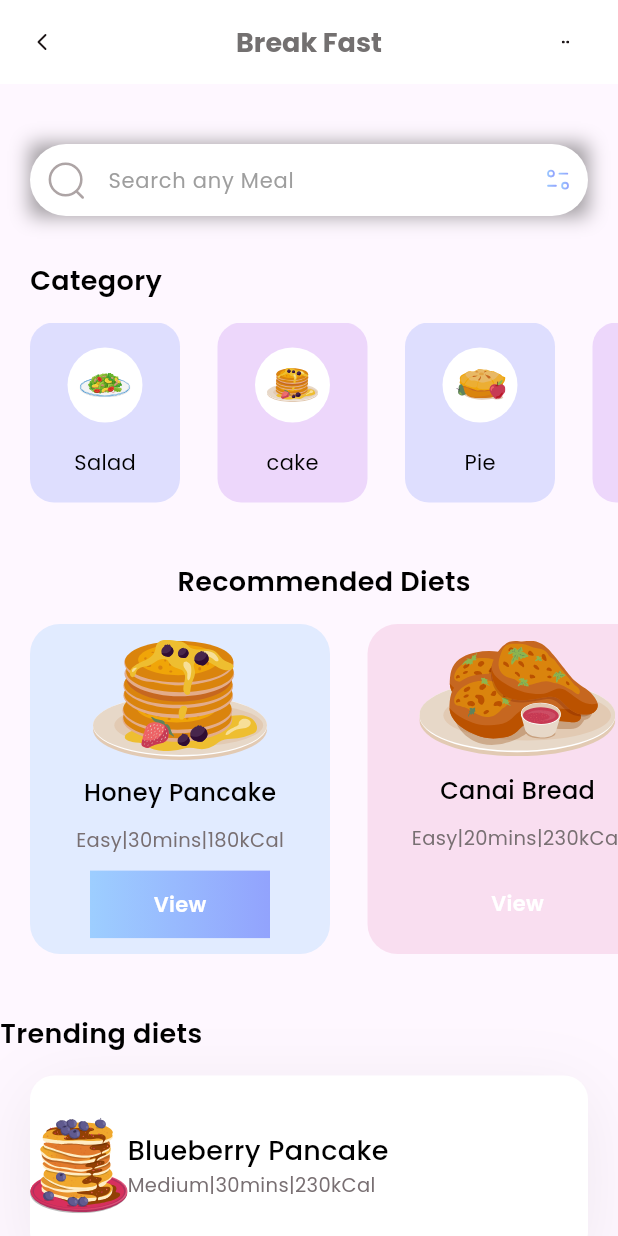
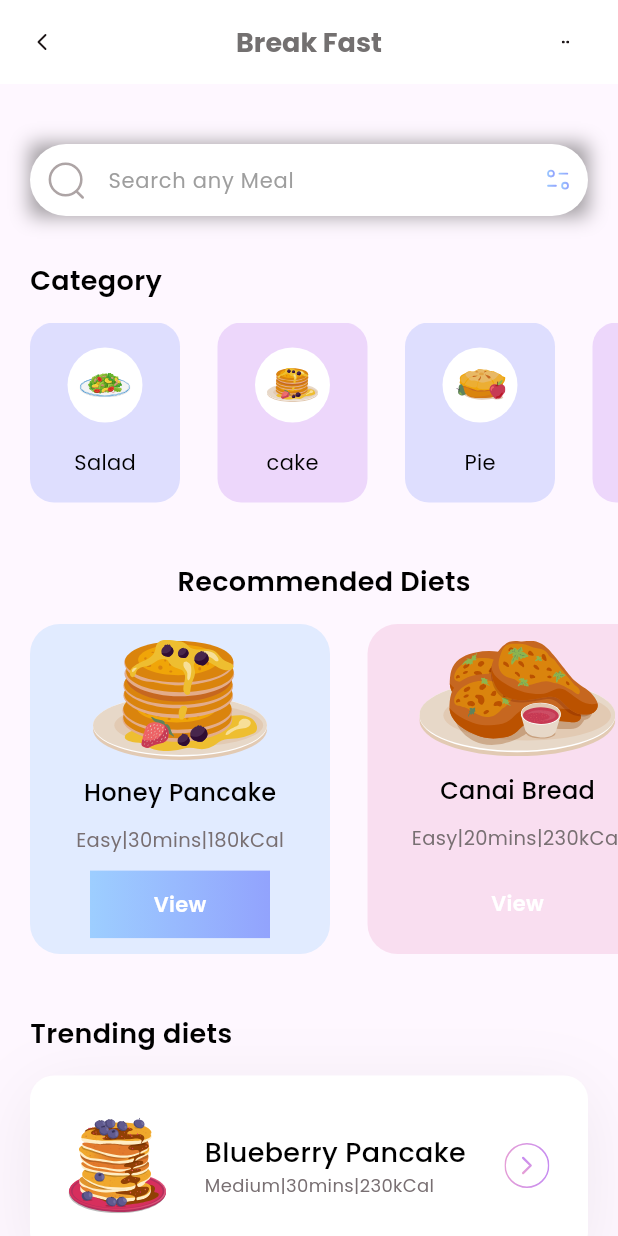
Before and after one commit to Lapidis2/flutter-mobile-basics, a Flutter app: the screen it shows after launch, on a phone screen of 412 x 824 dp. Run offline on Flutter 3.47's test engine with Material 3 defaults, Android fonts, the phone set to English and light mode, and no system bars; our stand-ins replace flutter_svg.

Commit message:
adding space within container

```diff
--- a/lib/pages/home.dart
+++ b/lib/pages/home.dart
@@ -78,20 +78,33 @@ class _HomePageState extends State<HomePage> {
           SizedBox(height: 40),
           _dietSection(),
           SizedBox(height: 40),
-          Column(
+          _popularDiets(),
+
+        ],
+      ),
+    );
+  }
+
+  Column _popularDiets() {
+    return Column(
           crossAxisAlignment: CrossAxisAlignment.start,
+
           children: [
-              Text(
+
+         Padding(
+          padding:EdgeInsets.only(left: 20) ,
+            child: Text(
               'Trending diets',
               style: TextStyle(
                 fontSize: 18,
                 color: Colors.black,
                 fontWeight: FontWeight.w600,
               ),
-              ),
+            )),
             SizedBox(height: 15),
 
             ListView.separated(
+
               padding: EdgeInsets.only(left: 20, right: 20),
               itemBuilder: (context, index) => SizedBox(width: 25),
               separatorBuilder: (context, index) {
@@ -110,6 +123,7 @@ class _HomePageState extends State<HomePage> {
                     ]:[],
                   ),
                   child: Row(
+                    mainAxisAlignment: MainAxisAlignment.spaceEvenly,
                     children: [
                       SvgPicture.asset(popularDiets[index].iconPath,width: 65,height: 65,),
                       Column(
@@ -129,17 +143,8 @@ class _HomePageState extends State<HomePage> {
                     style: TextStyle(
                       color: Color(0xff786F72),
                       fontWeight: FontWeight.w400,
-                        fontSize: 13,
+                      fontSize: 12,
                     ),
-                    ),
-                          ],
-                        ),
-                      ],
-                    ),
-                  );
-                },
-                shrinkWrap: true,
-                itemCount: popularDiets.length,
                   ),
                         ],
                       ),
@@ -151,6 +156,12 @@ class _HomePageState extends State<HomePage> {
           )
                     ],
                   ),
+                );
+              },
+              shrinkWrap: true,
+              itemCount: popularDiets.length,
+            ),
+          ],
         );
   }
 
```
Lines whose indentation alone changed are shown as unchanged.
